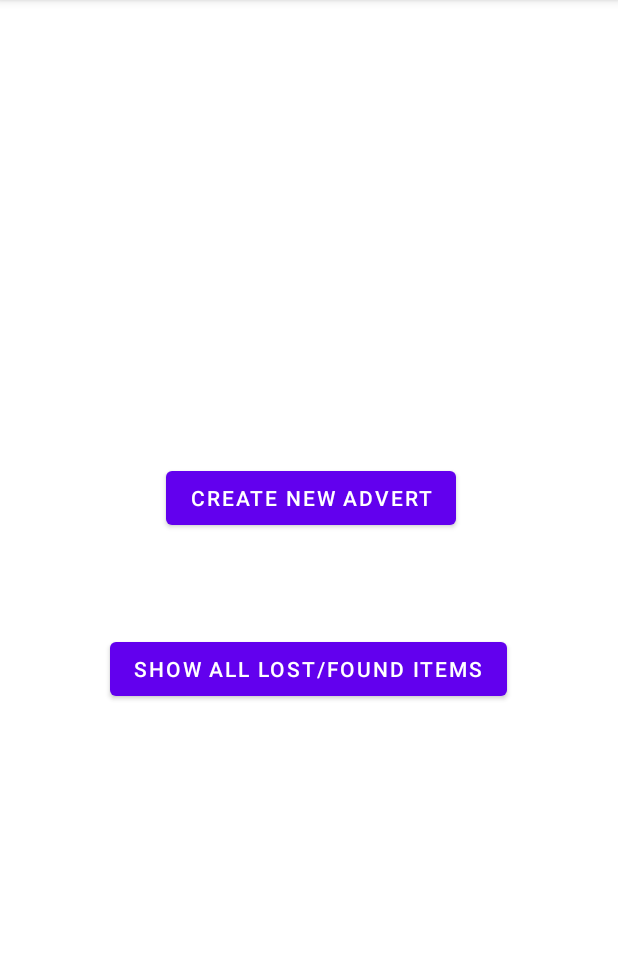
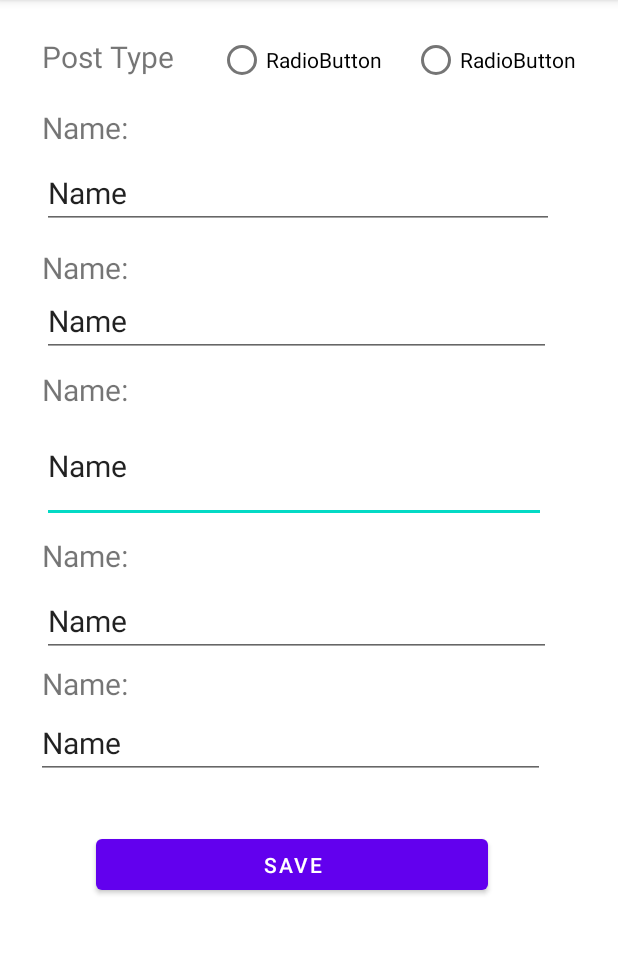
Before and after one commit to MarshalWelgama/SIT305, an Android app: the screen it shows after launch (MainActivity before the commit, NewAdvert after it), after a tap on "CREATE NEW ADVERT", on a phone screen of 412 x 824 dp, the part 84-1038 px from its top. Run offline under Robolectric (Android 15) with nearby library versions, the phone set to English and light mode, and no system bars.

Commit message:
new: added layout for new pages, linked onclick on main

```diff
--- a/lostandfound/app/src/main/AndroidManifest.xml
+++ b/lostandfound/app/src/main/AndroidManifest.xml
@@ -9,6 +9,7 @@
         android:roundIcon="@mipmap/ic_launcher_round"
         android:supportsRtl="true"
         android:theme="@style/Theme.Lostandfound">
+
         <activity
             android:name=".MainActivity"
             android:exported="true">
@@ -18,6 +19,8 @@
                 <category android:name="android.intent.category.LAUNCHER" />
             </intent-filter>
         </activity>
+        <activity android:name=".ShowAll"></activity>
+        <activity android:name=".NewAdvert"></activity>
     </application>
 
 </manifest>
--- a/lostandfound/app/src/main/java/com/example/lostandfound/NewAdvert.java
+++ b/lostandfound/app/src/main/java/com/example/lostandfound/NewAdvert.java
@@ -1,7 +1,17 @@
 package com.example.lostandfound;
+
+import android.os.Bundle;
 
 import androidx.appcompat.app.AppCompatActivity;
 
 public class NewAdvert extends AppCompatActivity {
 
+    protected void onCreate(Bundle savedInstanceState) {
+        super.onCreate(savedInstanceState);
+        setContentView(R.layout.activity_newadvert);
+
+//        txtNoteContent = findViewById(R.id.txtNoteContent);
+//        btnSaveEdit = findViewById(R.id.btnDelete);
+//        db = new DatabaseHelper(this);
+    }
 }
--- a/lostandfound/app/src/main/res/layout/activity_main.xml
+++ b/lostandfound/app/src/main/res/layout/activity_main.xml
@@ -10,9 +10,11 @@
         android:id="@+id/newAdvertBtn"
         android:layout_width="wrap_content"
         android:layout_height="wrap_content"
-        android:layout_marginTop="308dp"
+        android:layout_marginTop="300dp"
         android:layout_marginEnd="108dp"
+        android:layout_marginBottom="16dp"
         android:text="Create new advert"
+        app:layout_constraintBottom_toTopOf="@+id/showAllBtn"
         app:layout_constraintEnd_toEndOf="parent"
         app:layout_constraintTop_toTopOf="parent" />
 
@@ -20,9 +22,11 @@
         android:id="@+id/showAllBtn"
         android:layout_width="wrap_content"
         android:layout_height="wrap_content"
-        android:layout_marginEnd="74dp"
-        android:layout_marginBottom="298dp"
+        android:layout_marginTop="16dp"
+        android:layout_marginEnd="72dp"
+        android:layout_marginBottom="340dp"
         android:text="Show all lost/found items"
         app:layout_constraintBottom_toBottomOf="parent"
-        app:layout_constraintEnd_toEndOf="parent" />
+        app:layout_constraintEnd_toEndOf="parent"
+        app:layout_constraintTop_toBottomOf="@+id/newAdvertBtn" />
 </androidx.constraintlayout.widget.ConstraintLayout>
--- /dev/null
+++ b/lostandfound/app/src/main/res/layout/activity_newadvert.xml
@@ -0,0 +1,169 @@
+<?xml version="1.0" encoding="utf-8"?>
+<androidx.constraintlayout.widget.ConstraintLayout xmlns:android="http://schemas.android.com/apk/res/android"
+    xmlns:app="http://schemas.android.com/apk/res-auto"
+    xmlns:tools="http://schemas.android.com/tools"
+    android:layout_width="match_parent"
+    android:layout_height="match_parent"
+    tools:context=".NewAdvert">
+
+    <Button
+        android:id="@+id/button"
+        android:layout_width="261dp"
+        android:layout_height="46dp"
+        android:layout_marginStart="64dp"
+        android:layout_marginTop="34dp"
+        android:text="SAVE"
+        app:layout_constraintStart_toStartOf="parent"
+        app:layout_constraintTop_toBottomOf="@+id/editTextTextPersonName5" />
+
+    <RadioButton
+        android:id="@+id/radioButton"
+        android:layout_width="wrap_content"
+        android:layout_height="wrap_content"
+        android:layout_marginTop="16dp"
+        android:layout_marginEnd="20dp"
+        android:text="RadioButton"
+        app:layout_constraintEnd_toStartOf="@+id/radioButton2"
+        app:layout_constraintTop_toTopOf="parent" />
+
+    <TextView
+        android:id="@+id/textView"
+        android:layout_width="wrap_content"
+        android:layout_height="wrap_content"
+        android:layout_marginStart="28dp"
+        android:layout_marginTop="24dp"
+        android:text="Post Type"
+        android:textSize="20sp"
+        app:layout_constraintStart_toStartOf="parent"
+        app:layout_constraintTop_toTopOf="parent" />
+
+    <RadioButton
+        android:id="@+id/radioButton2"
+        android:layout_width="wrap_content"
+        android:layout_height="wrap_content"
+        android:layout_marginTop="16dp"
+        android:layout_marginEnd="28dp"
+        android:text="RadioButton"
+        app:layout_constraintEnd_toEndOf="parent"
+        app:layout_constraintTop_toTopOf="parent" />
+
+    <EditText
+        android:id="@+id/editTextTextPersonName3"
+        android:layout_width="336dp"
+        android:layout_height="75dp"
+        android:layout_marginStart="28dp"
+        android:ems="10"
+        android:inputType="textPersonName"
+        android:text="Name"
+        android:textSize="20sp"
+        app:layout_constraintStart_toStartOf="parent"
+        app:layout_constraintTop_toBottomOf="@+id/textView4" />
+
+    <TextView
+        android:id="@+id/textView5"
+        android:layout_width="wrap_content"
+        android:layout_height="wrap_content"
+        android:layout_marginStart="28dp"
+        android:layout_marginTop="8dp"
+        android:text="Name:"
+        android:textSize="20sp"
+        app:layout_constraintStart_toStartOf="parent"
+        app:layout_constraintTop_toBottomOf="@+id/editTextTextPersonName3" />
+
+    <TextView
+        android:id="@+id/textView4"
+        android:layout_width="wrap_content"
+        android:layout_height="wrap_content"
+        android:layout_marginStart="28dp"
+        android:layout_marginTop="8dp"
+        android:text="Name:"
+        android:textSize="20sp"
+        app:layout_constraintStart_toStartOf="parent"
+        app:layout_constraintTop_toBottomOf="@+id/editTextTextPersonName2" />
+
+    <EditText
+        android:id="@+id/editTextTextPersonName4"
+        android:layout_width="339dp"
+        android:layout_height="42dp"
+        android:layout_marginStart="28dp"
+        android:layout_marginTop="12dp"
+        android:ems="10"
+        android:inputType="textPersonName"
+        android:text="Name"
+        android:textSize="20sp"
+        app:layout_constraintStart_toStartOf="parent"
+        app:layout_constraintTop_toBottomOf="@+id/textView5" />
+
+    <TextView
+        android:id="@+id/textView6"
+        android:layout_width="wrap_content"
+        android:layout_height="wrap_content"
+        android:layout_marginStart="28dp"
+        android:layout_marginTop="4dp"
+        android:text="Name:"
+        android:textSize="20sp"
+        app:layout_constraintStart_toStartOf="parent"
+        app:layout_constraintTop_toBottomOf="@+id/editTextTextPersonName4" />
+
+    <EditText
+        android:id="@+id/editTextTextPersonName5"
+        android:layout_width="339dp"
+        android:layout_height="42dp"
+        android:layout_marginStart="24dp"
+        android:layout_marginTop="8dp"
+        android:ems="10"
+        android:inputType="textPersonName"
+        android:text="Name"
+        android:textSize="20sp"
+        app:layout_constraintStart_toStartOf="parent"
+        app:layout_constraintTop_toBottomOf="@+id/textView6" />
+
+    <EditText
+        android:id="@+id/editTextTextPersonName"
+        android:layout_width="341dp"
+        android:layout_height="42dp"
+        android:layout_marginStart="28dp"
+        android:layout_marginTop="12dp"
+        android:ems="10"
+        android:inputType="textPersonName"
+        android:text="Name"
+        android:textSize="20sp"
+        app:layout_constraintStart_toStartOf="parent"
+        app:layout_constraintTop_toBottomOf="@+id/textView2" />
+
+    <TextView
+        android:id="@+id/textView2"
+        android:layout_width="wrap_content"
+        android:layout_height="wrap_content"
+        android:layout_marginStart="28dp"
+        android:layout_marginTop="20dp"
+        android:text="Name:"
+        android:textSize="20sp"
+        app:layout_constraintStart_toStartOf="parent"
+        app:layout_constraintTop_toBottomOf="@+id/textView" />
+
+    <EditText
+        android:id="@+id/editTextTextPersonName2"
+        android:layout_width="339dp"
+        android:layout_height="42dp"
+        android:layout_marginStart="28dp"
+        android:layout_marginTop="4dp"
+        android:ems="10"
+        android:inputType="textPersonName"
+        android:text="Name"
+        android:textSize="20sp"
+        app:layout_constraintStart_toStartOf="parent"
+        app:layout_constraintTop_toBottomOf="@+id/textView3" />
+
+    <TextView
+        android:id="@+id/textView3"
+        android:layout_width="wrap_content"
+        android:layout_height="wrap_content"
+        android:layout_marginStart="28dp"
+        android:layout_marginTop="12dp"
+        android:text="Name:"
+        android:textSize="20sp"
+        app:layout_constraintStart_toStartOf="parent"
+        app:layout_constraintTop_toBottomOf="@+id/editTextTextPersonName" />
+
+</androidx.constraintlayout.widget.ConstraintLayout>
```
